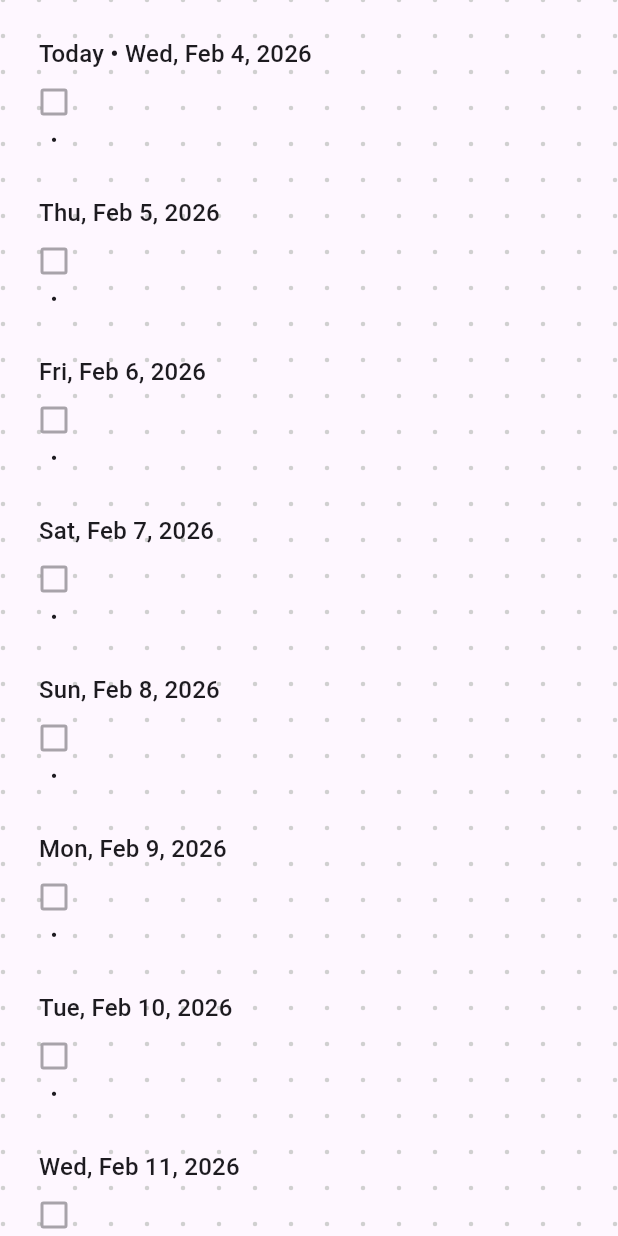
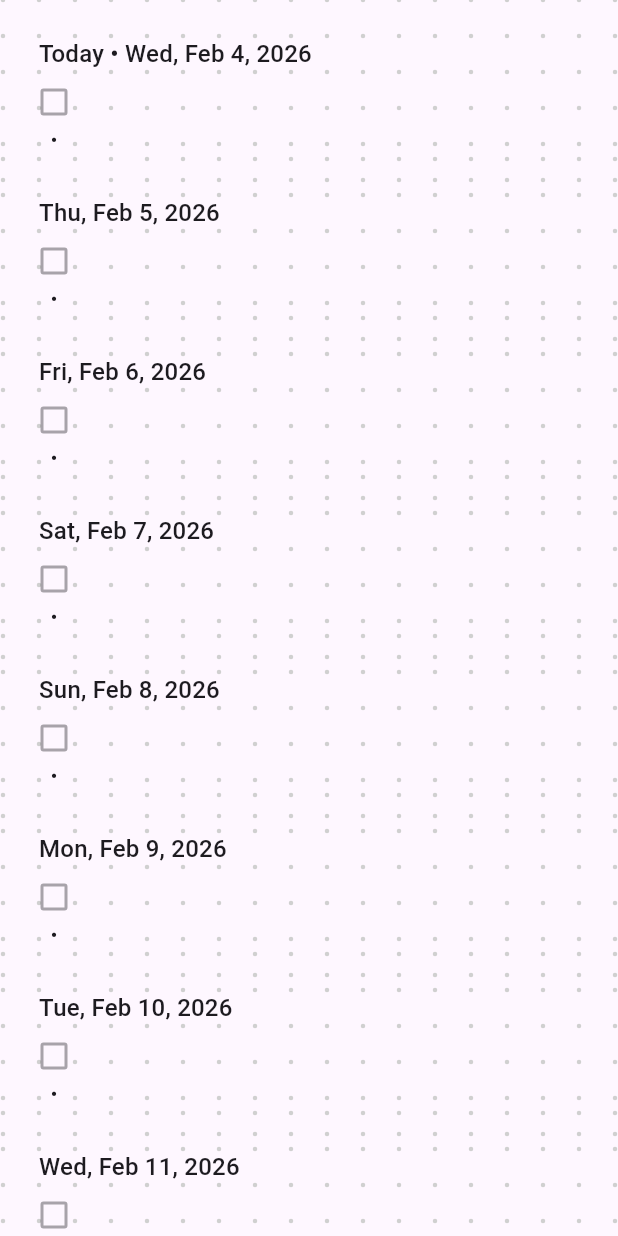
Before and after one commit to elibdev/lifelog, a Flutter app: the screen it shows after launch, on a phone screen of 412 x 824 dp. Run offline on Flutter 3.47's test engine with Material 3 defaults, Android fonts, the phone set to English and light mode, and no system bars; missing offline and left inert: sqlite3; statements that could not run were skipped.

Commit message:
Move grid decoration from container to DaySection for scrolling
PROBLEM: Decorating the outer container doesn't work because the
CustomScrollView inside is what actually scrolls, not the container.

SOLUTION: Apply DottedGridDecoration to each DaySection
- Removed DottedGridBackground wrapper from journal_screen.dart
- Added DecoratedBox with DottedGridDecoration to each DaySection
- Each DaySection is a sliver child, so its decoration scrolls with it

WHY THIS WORKS:
DaySections are inside SliverLists, which are the scrollable content.
By decorating each DaySection individually, the grid dots painted on
each section scroll naturally as that section moves through the viewport.

This is the correct architectural approach for decorating scrollable
sliver content in Flutter.

https://claude.ai/code/session_A7RA5

```diff
--- a/lib/widgets/day_section.dart
+++ b/lib/widgets/day_section.dart
@@ -2,6 +2,7 @@ import 'package:flutter/material.dart';
 import '../models/record.dart';
 import '../services/date_service.dart';
 import '../constants/grid_constants.dart';
+import 'dotted_grid_decoration.dart';
 import 'record_section.dart';
 
 // WHAT IS THIS WIDGET?
@@ -89,9 +90,28 @@ class DaySection extends StatelessWidget {
               constraints.maxWidth,
             );
 
-            return Column(
-              crossAxisAlignment: CrossAxisAlignment.start,
-              children: [
+            // Calculate grid offset for the dotted background
+            final horizontalOffset = GridConstants.calculateGridOffset(
+              constraints.maxWidth,
+            );
+
+            // Get theme brightness for dot color
+            final brightness = Theme.of(context).brightness;
+            final dotColor = brightness == Brightness.light
+                ? GridConstants.dotColorLight
+                : GridConstants.dotColorDark;
+
+            // DECORATEDBOX: Applies dotted grid background to this DaySection
+            // Since DaySection is inside the CustomScrollView, this decoration
+            // scrolls naturally as the sliver scrolls
+            return DecoratedBox(
+              decoration: DottedGridDecoration(
+                horizontalOffset: horizontalOffset,
+                color: dotColor,
+              ),
+              child: Column(
+                crossAxisAlignment: CrossAxisAlignment.start,
+                children: [
                 // DATE HEADER
                 // Aligns with grid columns for visual consistency
                 Padding(
@@ -150,7 +170,8 @@ class DaySection extends StatelessWidget {
               onDelete: onDelete,
             ),
           ],
-            );
+              ), // End Column
+            ); // End DecoratedBox
           },
         );
       },
--- a/lib/widgets/journal_screen.dart
+++ b/lib/widgets/journal_screen.dart
@@ -6,7 +6,6 @@ import '../services/date_service.dart';
 import '../utils/debouncer.dart';
 import 'record_section.dart';
 import 'day_section.dart';
-import 'dotted_grid_background.dart';
 
 class JournalScreen extends StatefulWidget {
   const JournalScreen({super.key});
@@ -290,12 +289,11 @@ class _JournalScreenState extends State<JournalScreen> {
             return Center(
               child: Container(
                 constraints: BoxConstraints(maxWidth: maxWidth),
-                // Dotted grid background wraps all content for visual structure
-                // WIDGET COMPOSITION: DottedGridBackground is a wrapper that adds
-                // a scrollable grid behind the content, ensuring all UI elements
-                // can align to a consistent visual grid system
-                child: DottedGridBackground(
-                  child: NotificationListener<NavigateDownNotification>(
+                // NOTIFICATION LISTENERS: Handle cross-section navigation
+                // When RecordSection can't handle navigation (at end/start of section),
+                // the notification bubbles up here and we intelligently navigate
+                // to the next/previous section using the metadata in the notification
+                child: NotificationListener<NavigateDownNotification>(
                   onNotification: (notification) {
                     // RecordSection couldn't handle it (at end of section)
                     // Navigate to next logical section (todos→notes, notes→next day's todos)
@@ -363,7 +361,6 @@ class _JournalScreenState extends State<JournalScreen> {
                 ), // End CustomScrollView
                   ), // End NotificationListener<NavigateUpNotification>
                 ), // End NotificationListener<NavigateDownNotification>
-                ), // End DottedGridBackground
               ),
             );
           },
```
